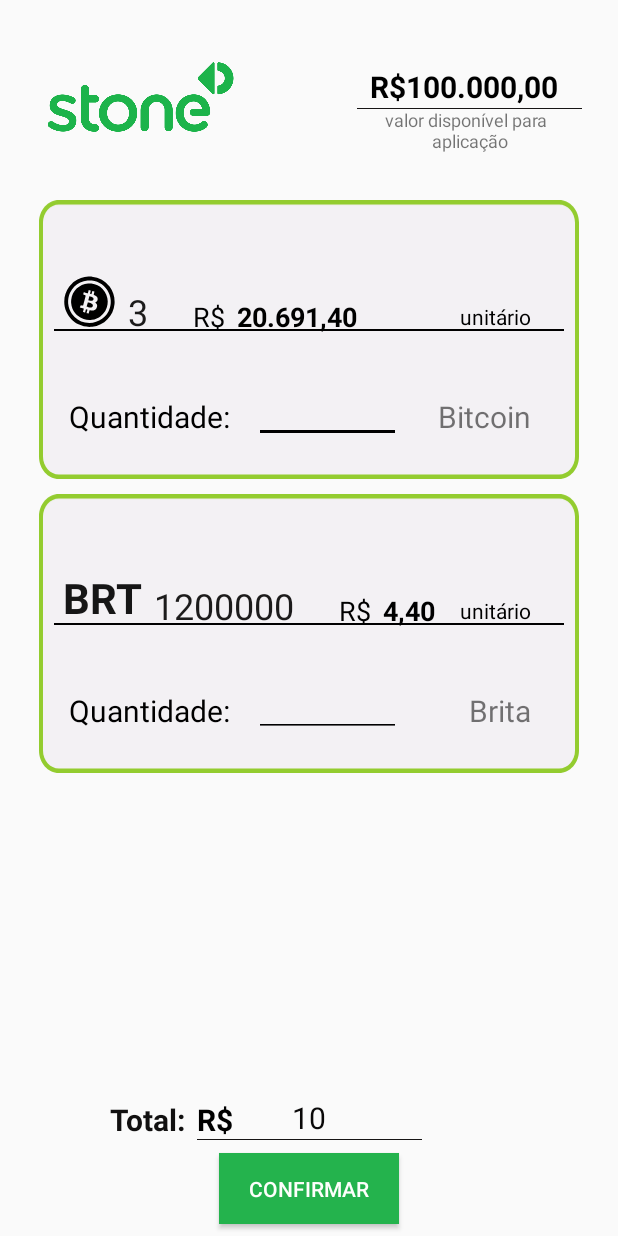
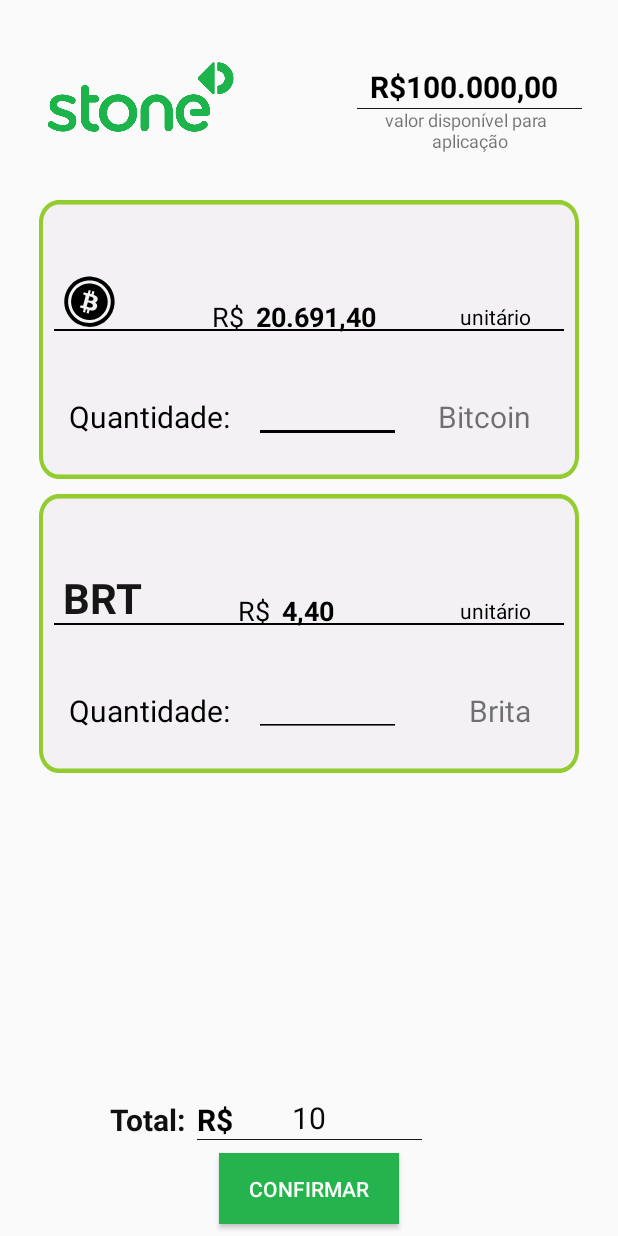
Before and after one commit to pkleiz/Wallet-Stone, an Android app: the layout fragment_comprar.xml on its own in the app's theme, with its tools: preview values and no code run, on a phone screen of 412 x 824 dp. Run offline under Robolectric (Android 15) with nearby library versions, the phone set to English and light mode, and no system bars.

Commit message:
Bug corrigido na tela de compra

```diff
--- a/app/src/main/res/layout/fragment_comprar.xml
+++ b/app/src/main/res/layout/fragment_comprar.xml
@@ -117,29 +117,16 @@
         app:srcCompat="@drawable/ic_bitcoin" />
 
     <TextView
-        android:id="@+id/comprar_quantidadeDeBitcoin"
-        android:layout_width="wrap_content"
-        android:layout_height="wrap_content"
-        android:layout_marginStart="8dp"
-        android:layout_marginLeft="8dp"
-        android:layout_marginTop="58dp"
-        android:text="3"
-        android:textColor="#F8161515"
-        android:textSize="24sp"
-        app:layout_constraintStart_toEndOf="@+id/comprar_bitcoinLogo"
-        app:layout_constraintTop_toTopOf="@+id/comprar_retanguloBitcoin" />
-
-    <TextView
         android:id="@+id/comprar_reaisBitcoin"
         android:layout_width="wrap_content"
         android:layout_height="wrap_content"
-        android:layout_marginStart="30dp"
-        android:layout_marginLeft="30dp"
+        android:layout_marginStart="64dp"
+        android:layout_marginLeft="64dp"
         android:layout_marginTop="65dp"
         android:text="@string/money"
         android:textColor="@android:color/black"
         android:textSize="18sp"
-        app:layout_constraintStart_toEndOf="@+id/comprar_quantidadeDeBitcoin"
+        app:layout_constraintStart_toEndOf="@+id/comprar_bitcoinLogo"
         app:layout_constraintTop_toTopOf="@+id/comprar_retanguloBitcoin" />
 
     <TextView
@@ -232,29 +219,16 @@
         tools:ignore="VectorDrawableCompat" />
 
     <TextView
-        android:id="@+id/comprar_quantidadeDeBrita"
-        android:layout_width="wrap_content"
-        android:layout_height="wrap_content"
-        android:layout_marginStart="8dp"
-        android:layout_marginLeft="8dp"
-        android:layout_marginTop="58dp"
-        android:text="1200000"
-        android:textColor="#F8161515"
-        android:textSize="24sp"
-        app:layout_constraintStart_toEndOf="@+id/comprar_britaLogo"
-        app:layout_constraintTop_toTopOf="@+id/comprar_retanguloBrita" />
-
-    <TextView
         android:id="@+id/comprar_reaisBrita"
         android:layout_width="wrap_content"
         android:layout_height="wrap_content"
-        android:layout_marginStart="30dp"
-        android:layout_marginLeft="30dp"
+        android:layout_marginStart="64dp"
+        android:layout_marginLeft="64dp"
         android:layout_marginTop="65dp"
         android:text="@string/money"
         android:textColor="@android:color/black"
         android:textSize="18sp"
-        app:layout_constraintStart_toEndOf="@+id/comprar_quantidadeDeBrita"
+        app:layout_constraintStart_toEndOf="@+id/comprar_britaLogo"
         app:layout_constraintTop_toTopOf="@+id/comprar_retanguloBrita" />
 
     <TextView
```
